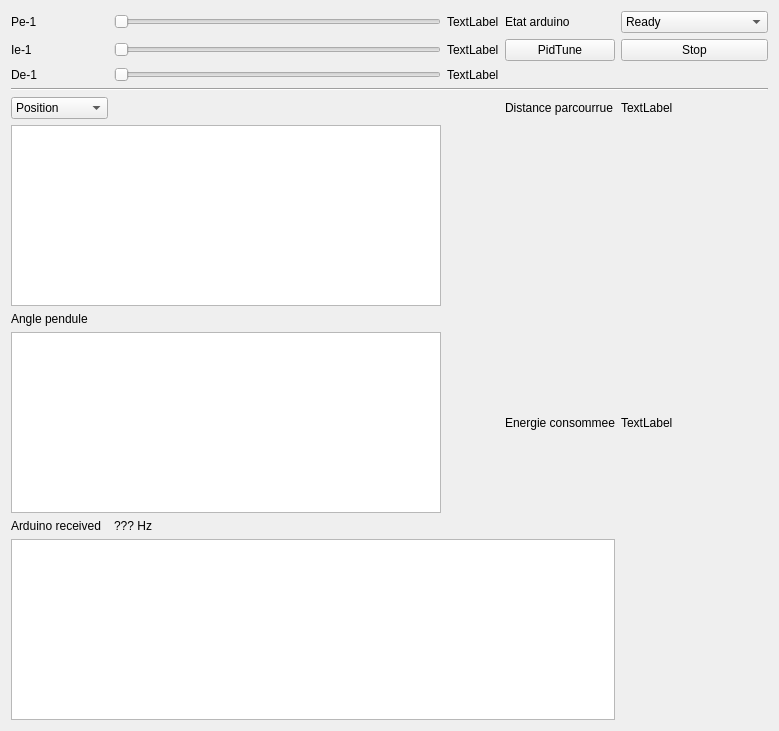
First picture: the form in rpi/mainwindow.ui, repository GiantLionTurtle/P7_s3, before the edit.
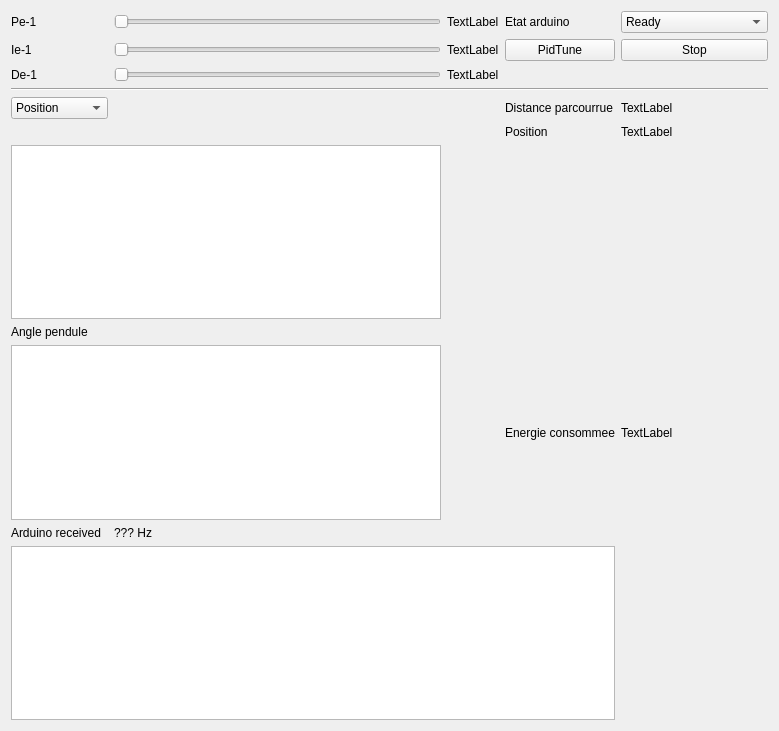
Second picture: the form after the edit. Custom widgets are drawn as their Qt base class.

```diff
--- a/rpi/mainwindow.ui
+++ b/rpi/mainwindow.ui
@@ -264,10 +264,31 @@
       </property>
      </widget>
     </item>
+    <item row="6" column="3">
+     <widget class="QLabel" name="label_2">
+      <property name="text">
+       <string>Position</string>
+      </property>
+     </widget>
+    </item>
+    <item row="6" column="4">
+     <widget class="QLabel" name="Position_label">
+      <property name="text">
+       <string>TextLabel</string>
+      </property>
+     </widget>
+    </item>
    </layout>
   </widget>
  </widget>
  <layoutdefault spacing="6" margin="11"/>
+ <customwidgets>
+  <customwidget>
+   <class>QChartView</class>
+   <extends>QGraphicsView</extends>
+   <header>qchartview.h</header>
+  </customwidget>
+ </customwidgets>
  <resources/>
  <connections/>
 </ui>
```
Left out of the diff: 2 changed lines with no effect on the pictures.
